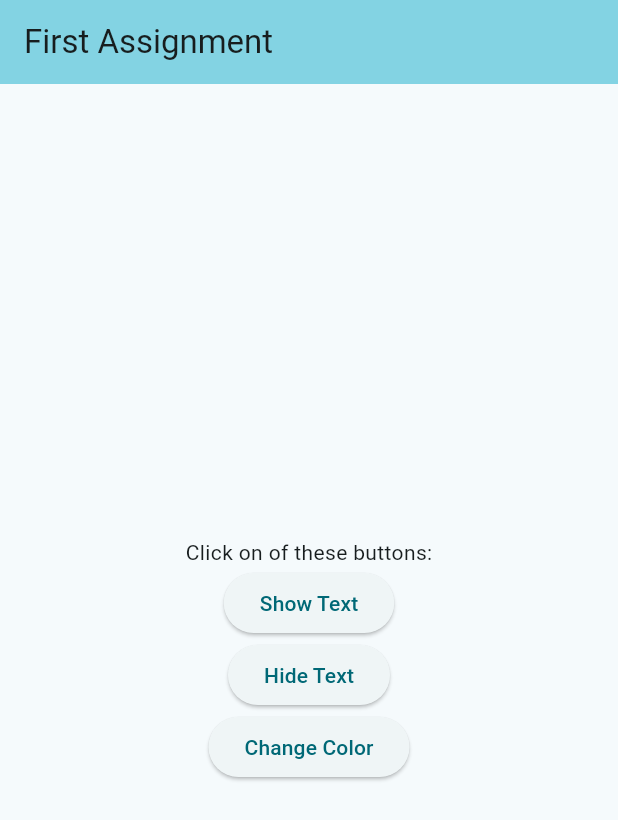
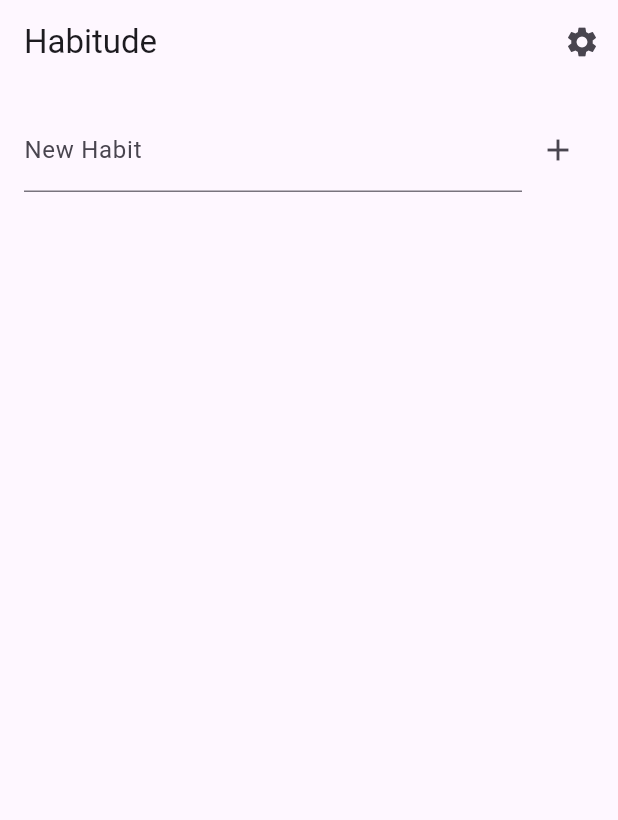
Before and after one commit to natijeenjoyer/habittracker_crossplat, a Flutter app: the screen it shows after launch, on a phone screen of 412 x 824 dp. Shown: the top 820 px of the screen. Run offline on Flutter 3.47's test engine with Material 3 defaults, Android fonts, the phone set to English and light mode, and no system bars.

Commit message:
Add theme toggle and habit tracker features

```diff
--- a/lib/assik3.dart
+++ b/lib/assik3.dart
@@ -33,6 +33,11 @@ class _HabitChecklistPageState extends State<HabitChecklistPage> {
     'No Sugar',
     'Stretching',
     'Gratitude Journal',
+    'Learn a New Word',
+    'Digital Detox',
+    'Healthy Breakfast',
+    'Walk 10,000 Steps',
+    'Assignment'
   ];
 
   late List<bool> isChecked;
--- a/lib/main.dart
+++ b/lib/main.dart
@@ -1,94 +1,184 @@
 import 'package:flutter/material.dart';
+import 'package:provider/provider.dart';
 
 void main() {
-  runApp(const AssignmentFirstApp());
+  runApp(ChangeNotifierProvider(
+    create: (_) => ThemeNotifier(),
+    child: const HabitudeApp(),
+  ));
 }
 
-class AssignmentFirstApp extends StatelessWidget {
-  const AssignmentFirstApp({super.key});
+class HabitudeApp extends StatelessWidget {
+  const HabitudeApp({super.key});
 
   @override
   Widget build(BuildContext context) {
+    final themeNotifier = Provider.of<ThemeNotifier>(context);
     return MaterialApp(
-      title: '1st assignment',
-      theme: ThemeData(
-
-        colorScheme: ColorScheme.fromSeed(seedColor: Colors.cyan),
-      ),
-      home: const MyHomePage(title: 'First Assignment'),
+      title: 'Habitude',
+      theme: themeNotifier.currentTheme,
+      debugShowCheckedModeBanner: false,
+      home: const HabitHomePage(),
     );
   }
 }
 
-class MyHomePage extends StatefulWidget {
-  const MyHomePage({super.key, required this.title});
+// Theme Management
+enum AppTheme { Light, Dark, Custom }
 
-  final String title;
+class ThemeNotifier extends ChangeNotifier {
+  ThemeData _currentTheme = ThemeData.light();
+  AppTheme _currentAppTheme = AppTheme.Light;
+
+  ThemeData get currentTheme => _currentTheme;
+  AppTheme get currentAppTheme => _currentAppTheme;
+
+  void setTheme(AppTheme theme) {
+    switch (theme) {
+      case AppTheme.Light:
+        _currentTheme = ThemeData.light();
+        break;
+      case AppTheme.Dark:
+        _currentTheme = ThemeData.dark();
+        break;
+      case AppTheme.Custom:
+        _currentTheme = ThemeData(
+          brightness: Brightness.light,
+          primarySwatch: Colors.teal,
+          scaffoldBackgroundColor: const Color(0xFFEFEFEF),
+        );
+        break;
+    }
+    _currentAppTheme = theme;
+    notifyListeners();
+  }
+}
+
+// Home Page
+class HabitHomePage extends StatefulWidget {
+  const HabitHomePage({super.key});
 
   @override
-  State<MyHomePage> createState() => _MyHomePageState();
+  State<HabitHomePage> createState() => _HabitHomePageState();
 }
 
-class _MyHomePageState extends State<MyHomePage> {
-  bool _showText = false;
-  TextStyle currentStyle = TextStyle(fontSize: 20, color: Colors.black);
-  List<Color> colors = [Colors.red, Colors.blue, Colors.green, Colors.orange];
-  int currentColorIndex = 0;
+class _HabitHomePageState extends State<HabitHomePage> {
+  final List<String> habits = [];
+  final List<bool> isChecked = [];
+  final TextEditingController habitController = TextEditingController();
+
+  void _addHabit() {
+    final habit = habitController.text.trim();
+    if (habit.isNotEmpty) {
+      setState(() {
+        habits.add(habit);
+        isChecked.add(false);
+        habitController.clear();
+      });
+    }
+  }
 
   @override
   Widget build(BuildContext context) {
     return Scaffold(
       appBar: AppBar(
-
-        backgroundColor: Theme.of(context).colorScheme.inversePrimary,
-
-        title: Text(widget.title),
+        title: const Text('Habitude'),
+        actions: [
+          IconButton(
+            icon: const Icon(Icons.settings),
+            onPressed: () => Navigator.push(
+              context,
+              MaterialPageRoute(builder: (context) => const SettingsPage()),
+            ),
+          ),
+        ],
       ),
-      body: Center(
-
+      body: Padding(
+        padding: const EdgeInsets.all(16.0),
         child: Column(
-          mainAxisAlignment: MainAxisAlignment.center,
-          children: <Widget>[
-            const Text('Click on of these buttons:'),
-            ElevatedButton(
-              onPressed: () {
-                setState(() {
-                  _showText = true;
-                  currentStyle = TextStyle(fontSize: 20, color: Colors.black);
-                });
-              },
-              child: const Text('Show Text'),
+          children: [
+            Row(
+              children: [
+                Expanded(
+                  child: TextField(
+                    controller: habitController,
+                    decoration: const InputDecoration(labelText: 'New Habit'),
+                  ),
+                ),
+                IconButton(
+                  icon: const Icon(Icons.add),
+                  onPressed: _addHabit,
+                ),
+              ],
             ),
-            ElevatedButton(
-              onPressed: () {
-                setState(() {
-                  _showText = false;
-                  currentStyle = TextStyle(fontSize: 20, color: Colors.black);
-                });
-              },
-              child: const Text('Hide Text'),
-            ),
-            ElevatedButton(
-              onPressed: () {
-                setState(() {
-                  currentColorIndex = (currentColorIndex + 1) % colors.length;
-                  currentStyle = TextStyle(
-                    fontSize: 20,
-                    color: colors[currentColorIndex],
+            const SizedBox(height: 20),
+            Expanded(
+              child: ListView.builder(
+                itemCount: habits.length,
+                itemBuilder: (context, index) {
+                  return CheckboxListTile(
+                    title: Text(habits[index]),
+                    value: isChecked[index],
+                    onChanged: (bool? value) {
+                      setState(() {
+                        isChecked[index] = value ?? false;
+                      });
+                    },
                   );
-                });
-              },
-              child: const Text('Change Color'),
-            ),
-            if (_showText)
-              Text(
-                'Hello World!',
-                style: currentStyle,
+                },
               ),
-
+            )
           ],
         ),
       ),
     );
   }
 }
+
+// Settings Page
+class SettingsPage extends StatelessWidget {
+  const SettingsPage({super.key});
+
+  @override
+  Widget build(BuildContext context) {
+    final themeNotifier = Provider.of<ThemeNotifier>(context);
+
+    return Scaffold(
+      appBar: AppBar(title: const Text('Settings')),
+      body: Column(
+        children: [
+          RadioListTile<AppTheme>(
+            title: const Text('Light Theme'),
+            value: AppTheme.Light,
+            groupValue: themeNotifier.currentAppTheme,
+            onChanged: (value) {
+              if (value != null) {
+                themeNotifier.setTheme(value);
+             }
+            },
+          ),
+          RadioListTile<AppTheme>(
+            title: const Text('Dark Theme'),
+            value: AppTheme.Dark,
+            groupValue: themeNotifier.currentAppTheme,
+            onChanged: (value) {
+              if (value != null) {
+                themeNotifier.setTheme(value);
+              }
+            },
+          ),
+          RadioListTile<AppTheme>(
+            title: const Text('Custom Theme'),
+            value: AppTheme.Custom,
+            groupValue: themeNotifier.currentAppTheme,
+            onChanged: (value) {
+              if (value != null) {
+                themeNotifier.setTheme(value);
+              }
+            },
+          ),
+        ],
+      ),
+    );
+  }
+}
--- a/pubspec.yaml
+++ b/pubspec.yaml
@@ -30,10 +30,7 @@ environment:
 dependencies:
   flutter:
     sdk: flutter
-
-  # The following adds the Cupertino Icons font to your application.
-  # Use with the CupertinoIcons class for iOS style icons.
-  cupertino_icons: ^1.0.8
+  provider: ^6.1.1  # or latest version
 
 dev_dependencies:
   flutter_test:
```
Also changed, not shown: pubspec.lock, 1 other file.
